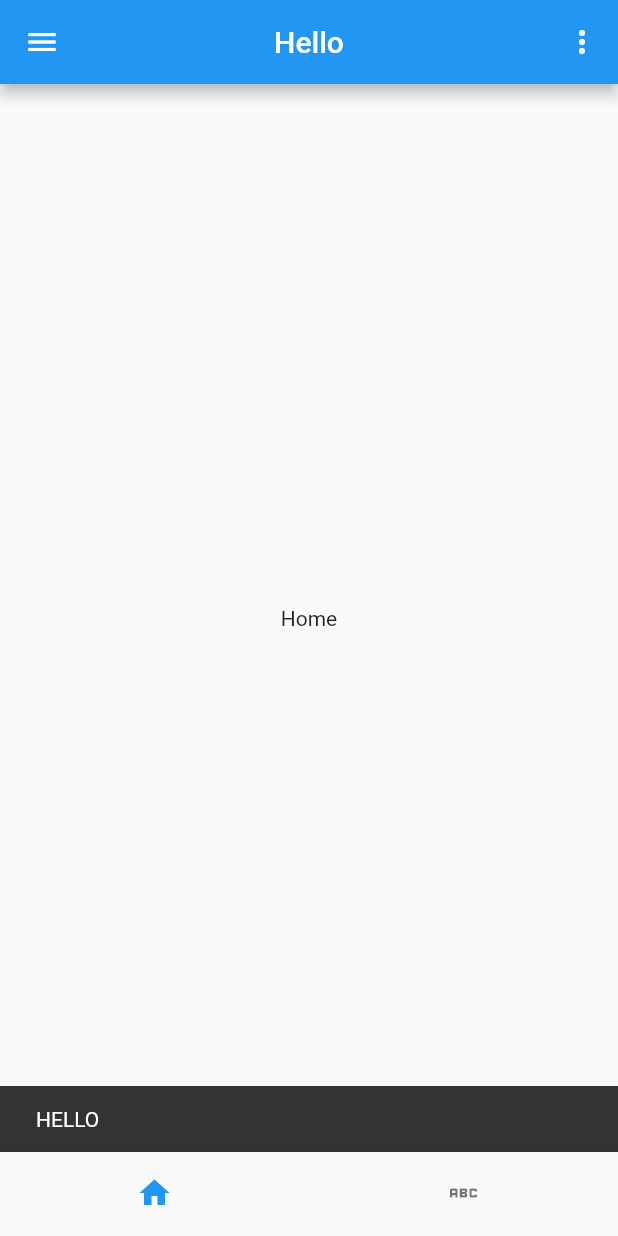
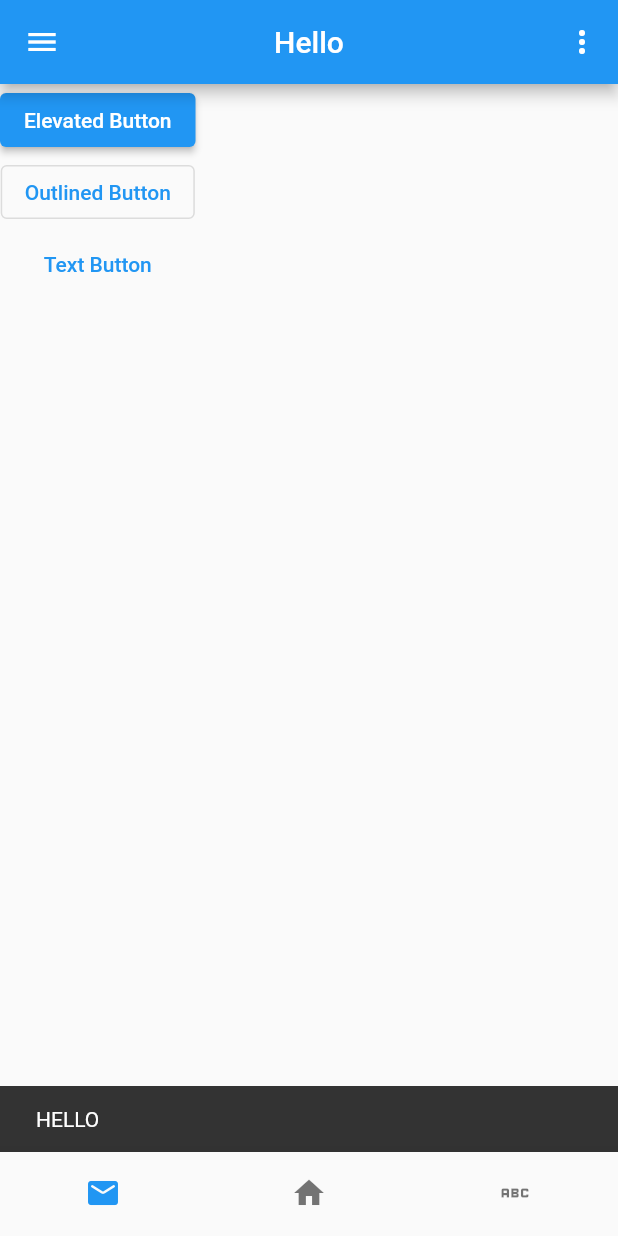
Before and after one commit to nyan-ucsp/learn_flutter, a Flutter app: the screen it shows after launch, after a tap on the "more vert" icon, on a phone screen of 412 x 824 dp. Run offline on Flutter 3.47's test engine with Material 2 defaults, Android fonts, the phone set to English and light mode, and no system bars.

Commit message:
screen add

```diff
--- a/lib/view/home/abc_view.dart
+++ b/lib/view/home/abc_view.dart
@@ -1,12 +1,32 @@
 import 'package:flutter/cupertino.dart';
+import 'package:flutter/material.dart';
 
 class ABCView extends StatelessWidget {
   const ABCView({super.key});
 
   @override
   Widget build(BuildContext context) {
-    return const Center(
-      child: Text("ABC"),
+    // return SingleChildScrollView(
+    //   child: ListView(
+    //     shrinkWrap: true,
+    //     physics: NeverScrollableScrollPhysics(),
+    //     children: [
+    //       Icon(Icons.piano),
+    //       Icon(Icons.safety_check),
+    //       Icon(Icons.wallet),
+    //     ],
+    //   ),
+    // );
+    return ListView.separated(
+      itemCount: 10,
+      shrinkWrap: true,
+      itemBuilder: (context, index) => ListTile(
+        leading: const Icon(Icons.padding),
+        title: Text(
+          index.toString(),
+        ),
+      ),
+      separatorBuilder: (context, index) => Divider(),
     );
   }
 }
--- /dev/null
+++ b/lib/view/home/buttons_view.dart
@@ -0,0 +1,34 @@
+import 'package:flutter/material.dart';
+
+class ButtonViews extends StatefulWidget {
+  const ButtonViews({super.key});
+
+  @override
+  State<ButtonViews> createState() => _ButtonViewsState();
+}
+
+class _ButtonViewsState extends State<ButtonViews> {
+  @override
+  Widget build(BuildContext context) {
+    return Scaffold(
+      body: SingleChildScrollView(
+        child: Column(
+          children: [
+            ElevatedButton(
+              onPressed: () {},
+              child: Text("Elevated Button"),
+            ),
+            OutlinedButton(
+              onPressed: () {},
+              child: Text("Outlined Button"),
+            ),
+            TextButton(
+              onPressed: () {},
+              child: Text("Text Button"),
+            ),
+          ],
+        ),
+      ),
+    );
+  }
+}
--- a/lib/view/home/home_view.dart
+++ b/lib/view/home/home_view.dart
@@ -1,12 +1,59 @@
 import 'package:flutter/cupertino.dart';
+import 'package:flutter/material.dart';
 
 class HomeView extends StatelessWidget {
   const HomeView({super.key});
 
   @override
   Widget build(BuildContext context) {
-    return const Center(
-      child: Text("Home"),
+    List<Widget> a = [
+      Container(
+        color: Colors.pink,
+        width: 100,
+        height: 100,
+      ),
+      Container(
+        color: Colors.green,
+        width: 100,
+        height: 100,
+      ),
+      Container(
+        color: Colors.blue,
+        width: 100,
+        height: 100,
+      ),
+      Container(
+        color: Colors.yellow,
+        width: 100,
+        height: 100,
+      ),
+      Container(
+        color: Colors.redAccent,
+        width: 100,
+        height: 100,
+      ),
+      Container(
+        color: Colors.brown,
+        width: 100,
+        height: 100,
+      ),
+    ];
+    return Wrap(
+      direction: Axis.vertical,
+      // children: a.map((e) => e).toList(),
+      children: List.generate(
+        6,
+        (index) => Container(
+          color: Colors.pink,
+          child: Center(
+            child: Text(
+              index.toString(),
+            ),
+          ),
+          width: 50,
+          height: 50,
+        ),
+      ),
     );
   }
 }
--- a/lib/view/home_screen.dart
+++ b/lib/view/home_screen.dart
@@ -2,6 +2,7 @@ import 'dart:developer';
 
 import 'package:flutter/cupertino.dart';
 import 'package:flutter/material.dart';
+import 'package:learn_flutter/view/home/buttons_view.dart';
 import 'package:learn_flutter/view/home/settings/setting_screen.dart';
 
 import 'home/abc_view.dart';
@@ -113,6 +114,7 @@ class _HomeScreenState extends State<HomeScreen> with WidgetsBindingObserver {
           if (mounted) setState(() {});
         },
         children: [
+          ButtonViews(),
           HomeView(),
           ABCView(),
         ],
@@ -146,6 +148,8 @@ class _HomeScreenState extends State<HomeScreen> with WidgetsBindingObserver {
           if (mounted) setState(() {});
         },
         items: const [
+          BottomNavigationBarItem(
+              icon: Icon(Icons.mail_rounded), label: "MAIN"),
           BottomNavigationBarItem(icon: Icon(Icons.home), label: "HOME"),
           BottomNavigationBarItem(icon: Icon(Icons.abc), label: "ABC"),
         ],
```
